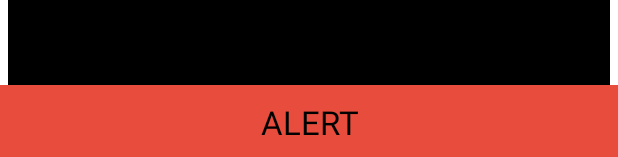
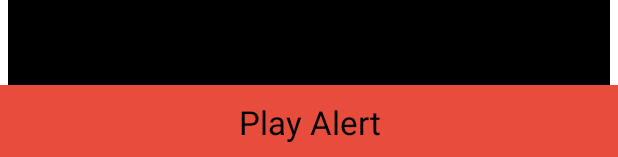
Before and after one commit to crainiarc/yotacast, an Android app: the layout yotacast.xml on its own in the app's theme, with its tools: preview values and no code run, on a phone screen of 412 x 824 dp. Shown: the part 1076-1233 px from the top of the screen. Run offline under Robolectric (Android 15) with nearby library versions, the phone set to English and light mode, and no system bars.

Commit message:
Update alert

```diff
--- a/android/YotaCast/app/src/main/res/layout/yotacast.xml
+++ b/android/YotaCast/app/src/main/res/layout/yotacast.xml
@@ -92,7 +92,7 @@
         android:layout_width="wrap_content"
         android:layout_height="50dp"
         android:textAppearance="?android:attr/textAppearanceLarge"
-        android:text="ALERT"
+        android:text="Play Alert"
         android:id="@+id/alert"
         android:layout_alignParentBottom="true"
         android:layout_toStartOf="@+id/buttonPlay"
```
Also changed, not shown: android/YotaCast/app/src/main/java/yotacast/com/yotacast/YotaCastService.java (+3 -4 lines).
